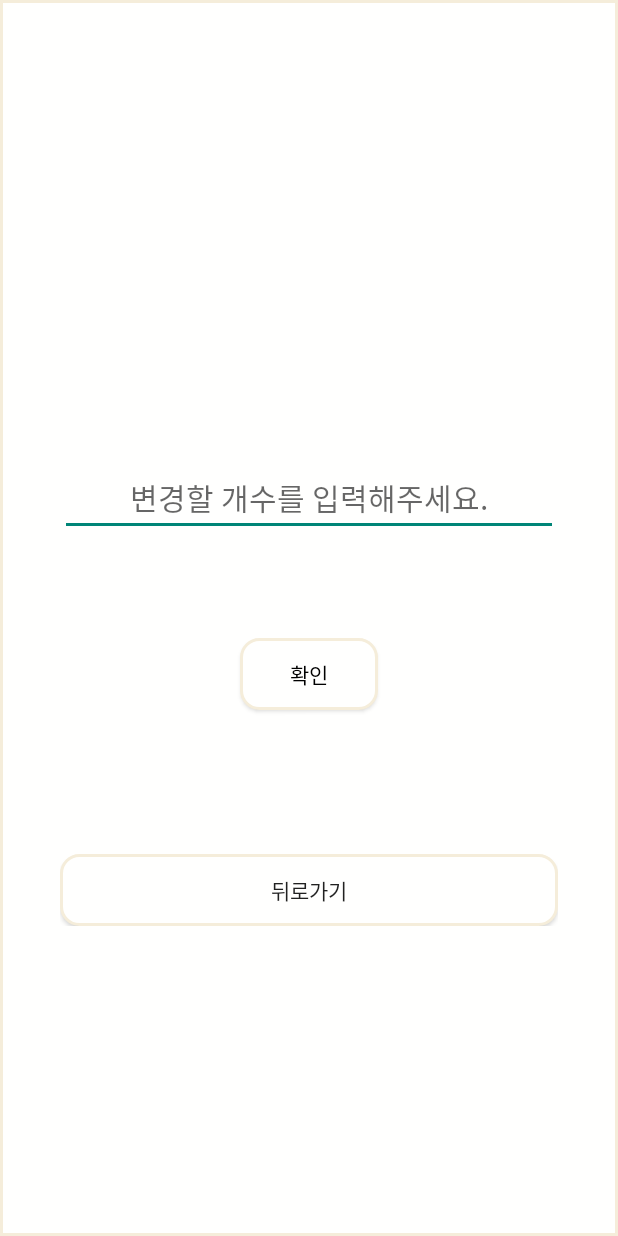
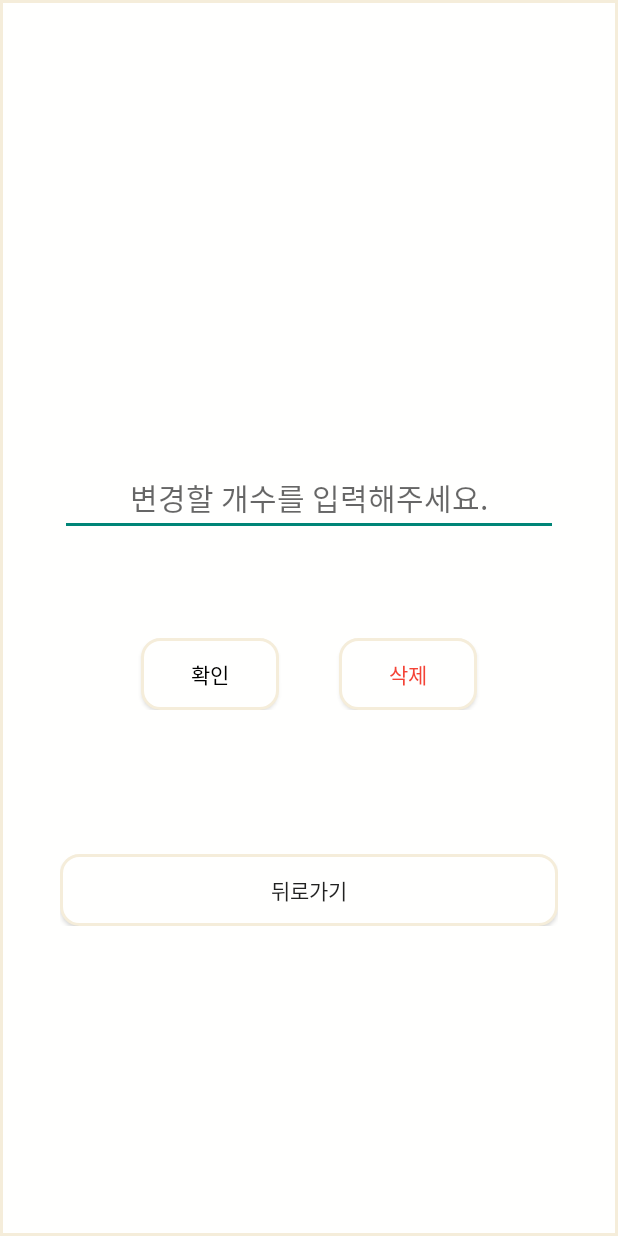
Before and after one commit to mochangil/MobileAppProgramming-KioskProject, an Android app: the InventoryDialog screen opened directly, with no data from a screen before it, on a phone screen of 412 x 824 dp. Run offline under Robolectric (Android 15) with nearby library versions, the light colour scheme and no system bars; our stand-ins replace Firebase (no records; nobody signed in at launch, a user with empty details on screens opened directly); 2 statements that could not run were skipped.

Commit message:
품목 제거, 추가 기능 구현 완료

```diff
--- a/app/src/main/java/com/example/kiosk/InventoryDialog.kt
+++ b/app/src/main/java/com/example/kiosk/InventoryDialog.kt
@@ -26,7 +26,6 @@ class InventoryDialog : AppCompatActivity() {
             finish()
         }
         ivdBinding.ok.setOnClickListener {
-            // TODO("데이터 베이스에 재고 수정하는 기능 추가")
             var name : String = ivdBinding.itemName.text.toString()
             var number : Int = ivdBinding.invNum.text.toString().toInt()
             var product : Product = Product(name, number)
@@ -34,5 +33,9 @@ class InventoryDialog : AppCompatActivity() {
             database.child("Product").child(table).child(key).setValue(product)
             finish()
         }
+        ivdBinding.delete.setOnClickListener {
+            database.child("Product").child(table).child(key).setValue(null)
+            finish()
+        }
     }
 }
--- a/app/src/main/res/layout/inventory_dialog.xml
+++ b/app/src/main/res/layout/inventory_dialog.xml
@@ -40,12 +40,15 @@
         <Button
             android:layout_width="wrap_content"
             android:layout_height="wrap_content"
-            android:layout_gravity="center"
-            android:background="@drawable/round_button"
-            android:fontFamily="@font/rixinooariduriregular"
-            android:text="          확인          "
-            android:textColor="@color/black"
+            android:text=" "
             android:visibility="invisible"/>
+
+
+        <LinearLayout
+            android:layout_width="match_parent"
+            android:layout_height="wrap_content"
+            android:orientation="horizontal"
+            android:gravity="center">
 
             <Button
                 android:id="@+id/ok"
@@ -55,26 +58,32 @@
                 android:background="@drawable/round_button"
                 android:fontFamily="@font/rixinooariduriregular"
                 android:text="          확인          "
-            android:textColor="@color/black"/>
+                android:textColor="@color/black"
+                android:layout_marginRight="20dp"/>
 
             <Button
+                android:id="@+id/delete"
                 android:layout_width="wrap_content"
                 android:layout_height="wrap_content"
                 android:layout_gravity="center"
                 android:background="@drawable/round_button"
                 android:fontFamily="@font/rixinooariduriregular"
-            android:text="          확인          "
-            android:textColor="@color/black"
+                android:text="          삭제          "
+                android:textColor="@color/red_500"
+                android:layout_marginLeft="20dp"/>
+
+        </LinearLayout>
+
+        <Button
+            android:layout_width="wrap_content"
+            android:layout_height="wrap_content"
+            android:text=" "
             android:visibility="invisible"/>
 
         <Button
             android:layout_width="wrap_content"
             android:layout_height="wrap_content"
-            android:layout_gravity="center"
-            android:background="@drawable/round_button"
-            android:fontFamily="@font/rixinooariduriregular"
-            android:text="          확인          "
-            android:textColor="@color/black"
+            android:text=" "
             android:visibility="invisible"/>
 
         <Button
```
Also changed, not shown: app/src/main/java/com/example/kiosk/InventoryTable.kt (+61 -5 lines), app/src/main/res/layout/inventory_add_dialog.xml (added, +73 -0 lines), app/src/main/res/layout/inventory_table.xml (+23 -3 lines). Lines whose indentation alone changed are shown as unchanged.
